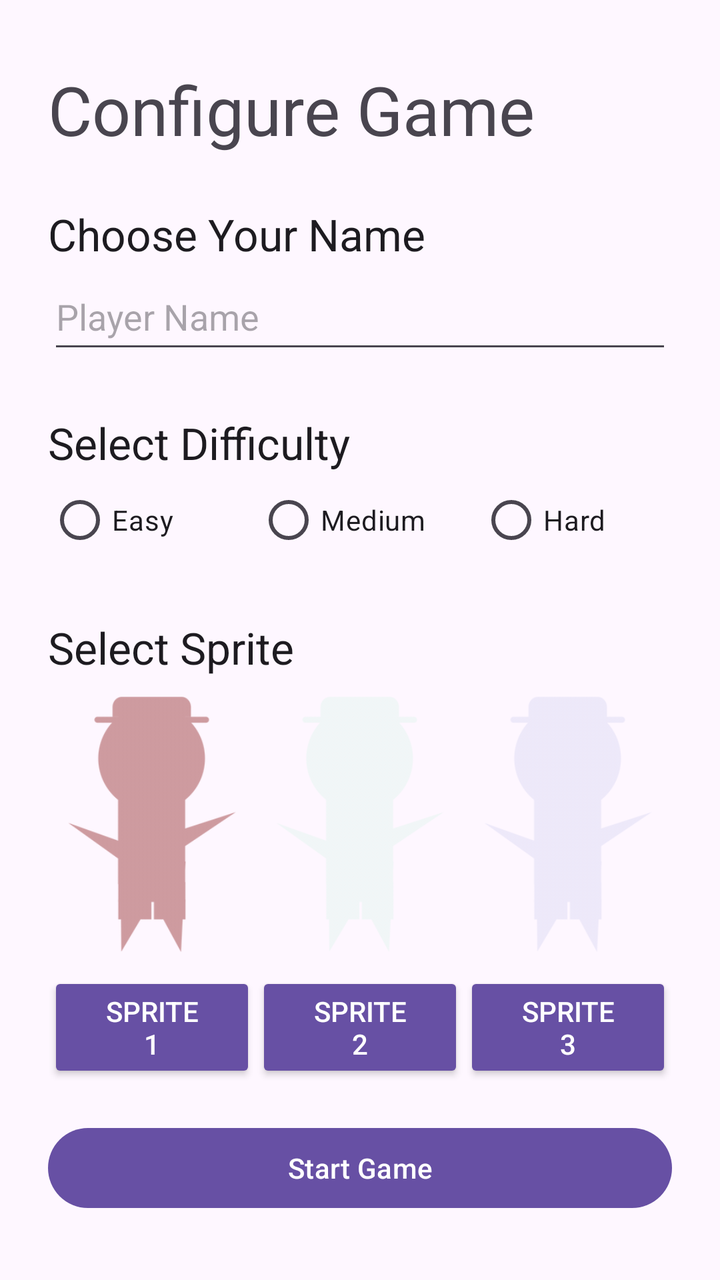
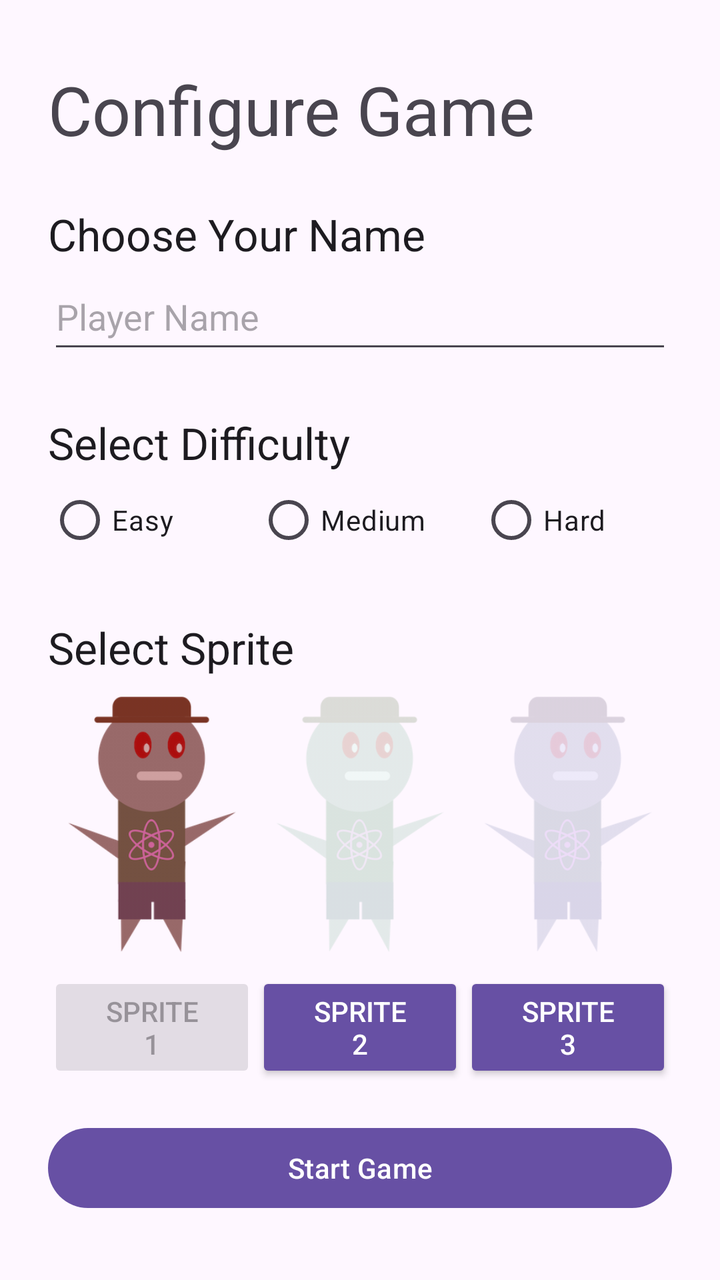

Before-and-after screenshots of an Android layout around one commit, followed by the original layout XML and the change that was made.
<!-- AndroidManifest.xml: application theme Theme.CS2340C_Team28 -->
<!-- res/layout/activity_config_screen.xml -->
<?xml version="1.0" encoding="utf-8"?>
<androidx.constraintlayout.widget.ConstraintLayout xmlns:android="http://schemas.android.com/apk/res/android"
    xmlns:app="http://schemas.android.com/apk/res-auto"
    xmlns:tools="http://schemas.android.com/tools"
    android:layout_width="match_parent"
    android:layout_height="match_parent"
    tools:context=".activities.ConfigScreenActivity">

    <LinearLayout
        android:layout_width="0dp"
        android:layout_height="0dp"
        android:layout_marginStart="24dp"
        android:layout_marginTop="32dp"
        android:layout_marginEnd="24dp"
        android:layout_marginBottom="32dp"
        android:orientation="vertical"
        app:layout_constraintBottom_toBottomOf="parent"
        app:layout_constraintEnd_toEndOf="parent"
        app:layout_constraintStart_toStartOf="parent"
        app:layout_constraintTop_toTopOf="parent">

        <TextView
            android:id="@+id/textView2"
            android:layout_width="match_parent"
            android:layout_height="wrap_content"
            android:text="Configure Game"
            android:textAppearance="@style/TextAppearance.AppCompat.Display1" />

        <Space
            android:layout_width="match_parent"
            android:layout_height="25dp" />

        <TextView
            android:id="@+id/textView5"
            android:layout_width="match_parent"
            android:layout_height="wrap_content"
            android:text="Choose Your Name"
            android:textAppearance="@style/TextAppearance.AppCompat.Large" />

        <EditText
            android:id="@+id/playerNameEditText"
            android:layout_width="match_parent"
            android:layout_height="50dp"
            android:ems="10"
            android:hint="Player Name"
            android:importantForAccessibility="no"
            android:inputType="text" />

        <Space
            android:layout_width="match_parent"
            android:layout_height="25dp" />

        <TextView
            android:id="@+id/textView4"
            android:layout_width="match_parent"
            android:layout_height="wrap_content"
            android:text="Select Difficulty"
            android:textAppearance="@style/TextAppearance.AppCompat.Large" />

        <RadioGroup
            android:layout_width="match_parent"
            android:layout_height="wrap_content"
            android:orientation="horizontal">

            <RadioButton
                android:id="@+id/radioButton1"
                android:layout_width="102dp"
                android:layout_height="wrap_content"
                android:layout_weight="1"
                android:text="Easy" />

            <RadioButton
                android:id="@+id/radioButton2"
                android:layout_width="109dp"
                android:layout_height="wrap_content"
                android:layout_weight="1"
                android:text="Medium" />

            <RadioButton
                android:id="@+id/radioButton3"
                android:layout_width="94dp"
                android:layout_height="wrap_content"
                android:layout_weight="1"
                android:text="Hard" />
        </RadioGroup>

        <Space
            android:layout_width="match_parent"
            android:layout_height="25dp" />

        <TextView
            android:id="@+id/textView6"
            android:layout_width="match_parent"
            android:layout_height="wrap_content"
            android:text="Select Sprite"
            android:textAppearance="@style/TextAppearance.AppCompat.Large" />

        <LinearLayout
            android:layout_width="match_parent"
            android:layout_height="wrap_content"
            android:orientation="horizontal">

            <LinearLayout
                android:layout_width="match_parent"
                android:layout_height="match_parent"
                android:layout_weight="1"
                android:orientation="vertical">

                <ImageView
                    android:id="@+id/spriteView1"
                    android:layout_width="match_parent"
                    android:layout_height="wrap_content"
                    android:adjustViewBounds="true"
                    android:alpha="1.0"
                    android:padding="10dp"
                    android:scaleType="fitCenter"
                    android:src="@drawable/person1"
                    app:tint="#6D8D1F1F" />

                <Button
                    android:id="@+id/spriteButton1"
                    style="@style/Widget.AppCompat.Button.Colored"
                    android:layout_width="match_parent"
                    android:layout_height="wrap_content"
                    android:text="Sprite 1" />
            </LinearLayout>

            <LinearLayout
                android:layout_width="match_parent"
                android:layout_height="match_parent"
                android:layout_weight="1"
                android:orientation="vertical">

                <ImageView
                    android:id="@+id/spriteView2"
                    android:layout_width="match_parent"
                    android:layout_height="wrap_content"
                    android:adjustViewBounds="true"
                    android:alpha="0.2"
                    android:padding="10dp"
                    android:scaleType="fitCenter"
                    android:src="@drawable/person1"
                    app:tint="#4609E36B" />

                <Button
                    android:id="@+id/spriteButton2"
                    style="@style/Widget.AppCompat.Button.Colored"
                    android:layout_width="match_parent"
                    android:layout_height="wrap_content"
                    android:text="Sprite 2" />
            </LinearLayout>

            <LinearLayout
                android:layout_width="match_parent"
                android:layout_height="match_parent"
                android:layout_weight="1"
                android:orientation="vertical">

                <ImageView
                    android:id="@+id/spriteView3"
                    android:layout_width="match_parent"
                    android:layout_height="wrap_content"
                    android:adjustViewBounds="true"
                    android:alpha="0.2"
                    android:padding="10dp"
                    android:scaleType="fitCenter"
                    android:src="@drawable/person1"
                    app:tint="#601E37B3" />

                <Button
                    android:id="@+id/spriteButton3"
                    style="@style/Widget.AppCompat.Button.Colored"
                    android:layout_width="match_parent"
                    android:layout_height="wrap_content"
                    android:text="Sprite 3" />
            </LinearLayout>
        </LinearLayout>

        <Space
            android:layout_width="match_parent"
            android:layout_height="25dp"
            android:layout_weight="1" />

        <Button
            android:id="@+id/button2"
            android:layout_width="match_parent"
            android:layout_height="wrap_content"
            android:text="Start Game" />

    </LinearLayout>
</androidx.constraintlayout.widget.ConstraintLayout>
<!-- resources referenced by this layout -->
<resources>
  <!-- drawable person1: png bitmap (drawable, 28131 bytes) -->
  <style name="Theme.CS2340C_Team28" parent="Theme.MaterialComponents.DayNight.DarkActionBar">
          
          <item name="colorPrimary">@color/purple_500</item>
          <item name="colorPrimaryVariant">@color/purple_700</item>
          <item name="colorOnPrimary">@color/white</item>
          
          <item name="colorSecondary">@color/teal_200</item>
          <item name="colorSecondaryVariant">@color/teal_700</item>
          <item name="colorOnSecondary">@color/black</item>
          
          <item name="android:statusBarColor">?attr/colorPrimaryVariant</item>
          
      </style>
  <color name="purple_500">#FF6200EE</color>
  <color name="purple_700">#FF3700B3</color>
  <color name="white">#FFFFFFFF</color>
  <color name="teal_200">#FF03DAC5</color>
  <color name="teal_700">#FF018786</color>
  <color name="black">#FF000000</color>
</resources>

<!-- the commit's change to res/layout/activity_config_screen.xml (unified diff, before → after) -->
@@ -43,6 +43,7 @@
             android:layout_height="50dp"
             android:ems="10"
             android:hint="Player Name"
+            android:imeOptions="actionDone"
             android:importantForAccessibility="no"
             android:inputType="text" />
 
@@ -58,6 +59,7 @@
             android:textAppearance="@style/TextAppearance.AppCompat.Large" />
 
         <RadioGroup
+            android:id="@+id/radioGroup"
             android:layout_width="match_parent"
             android:layout_height="wrap_content"
             android:orientation="horizontal">
@@ -115,6 +117,7 @@
                     android:padding="10dp"
                     android:scaleType="fitCenter"
                     android:src="@drawable/person1"
+                    android:tintMode="src_atop"
                     app:tint="#6D8D1F1F" />
 
                 <Button
@@ -122,6 +125,7 @@
                     style="@style/Widget.AppCompat.Button.Colored"
                     android:layout_width="match_parent"
                     android:layout_height="wrap_content"
+                    android:enabled="false"
                     android:text="Sprite 1" />
             </LinearLayout>
 
@@ -140,6 +144,7 @@
                     android:padding="10dp"
                     android:scaleType="fitCenter"
                     android:src="@drawable/person1"
+                    android:tintMode="src_atop"
                     app:tint="#4609E36B" />
 
                 <Button
@@ -165,6 +170,7 @@
                     android:padding="10dp"
                     android:scaleType="fitCenter"
                     android:src="@drawable/person1"
+                    android:tintMode="src_atop"
                     app:tint="#601E37B3" />
 
                 <Button
@@ -182,7 +188,7 @@
             android:layout_weight="1" />
 
         <Button
-            android:id="@+id/button2"
+            android:id="@+id/startGameButton"
             android:layout_width="match_parent"
             android:layout_height="wrap_content"
             android:text="Start Game" />
